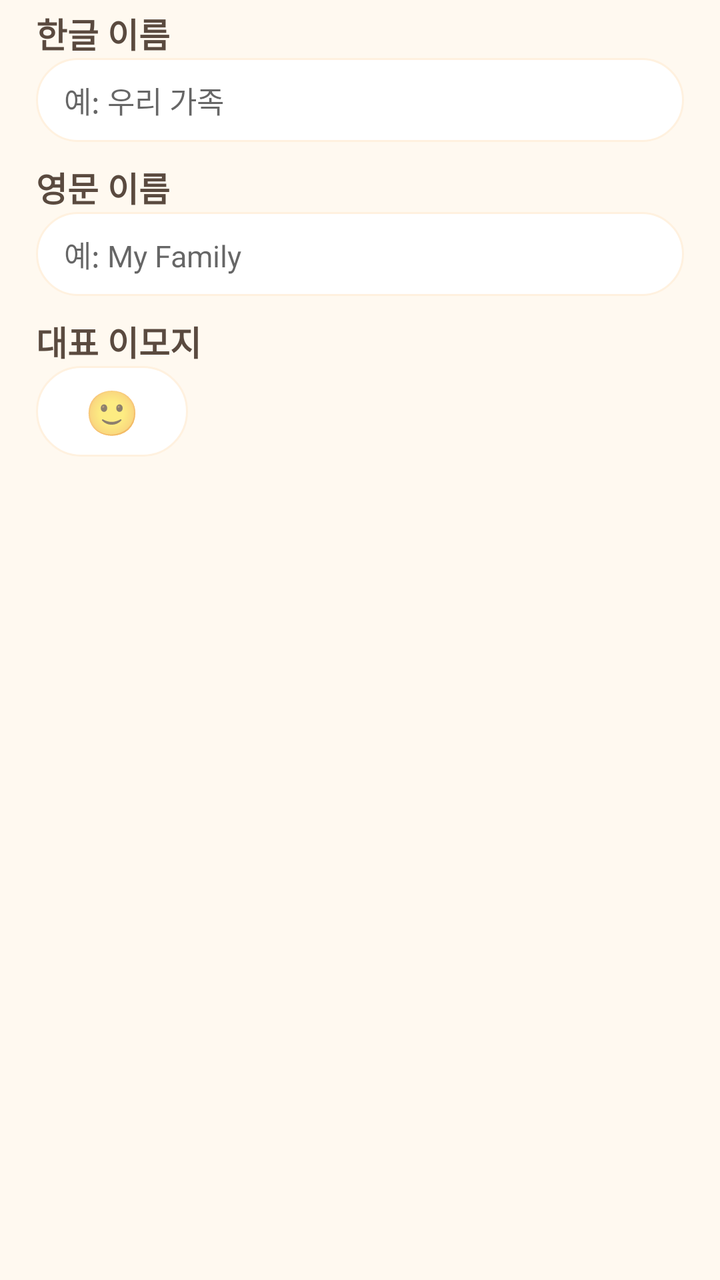
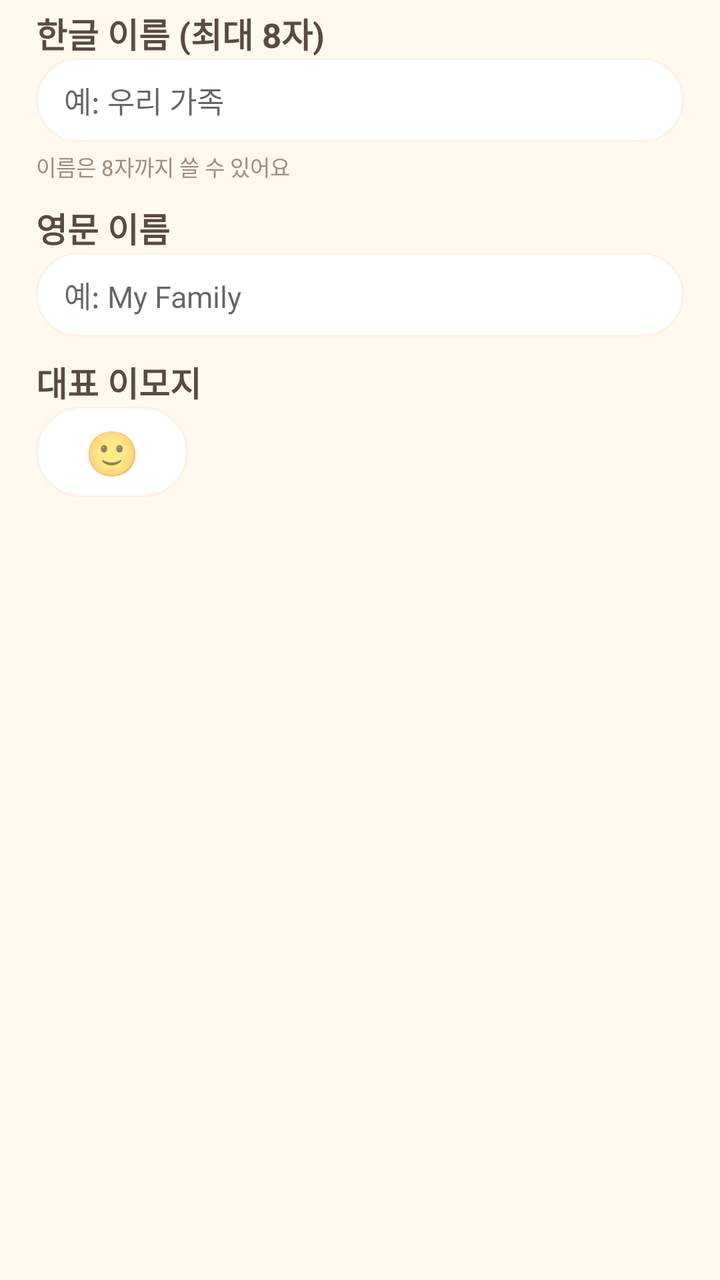

Compare the two renders of this Android layout. The source of the first and the diff that turns it into the second are given below.
<!-- AndroidManifest.xml: application theme Theme.VoiceWordGame -->
<!-- res/layout/dialog_category_edit.xml -->
<?xml version="1.0" encoding="utf-8"?>
<ScrollView xmlns:android="http://schemas.android.com/apk/res/android"
    android:layout_width="match_parent"
    android:layout_height="wrap_content"
    android:scrollbars="none">

    <LinearLayout
        android:layout_width="match_parent"
        android:layout_height="wrap_content"
        android:orientation="vertical"
        android:paddingStart="18dp"
        android:paddingTop="4dp"
        android:paddingEnd="18dp"
        android:paddingBottom="4dp">

        <TextView
            style="@style/TextSection"
            android:layout_width="wrap_content"
            android:layout_height="wrap_content"
            android:text="@string/category_ko" />

        <EditText
            android:id="@+id/categoryKo"
            android:layout_width="match_parent"
            android:layout_height="wrap_content"
            android:background="@drawable/bg_pill"
            android:hint="@string/category_ko_hint"
            android:importantForAutofill="no"
            android:inputType="text"
            android:paddingStart="14dp"
            android:paddingTop="10dp"
            android:paddingEnd="14dp"
            android:paddingBottom="10dp"
            android:singleLine="true"
            android:textColor="@color/ink"
            android:textSize="15sp" />

        <TextView
            style="@style/TextSection"
            android:layout_width="wrap_content"
            android:layout_height="wrap_content"
            android:layout_marginTop="10dp"
            android:text="@string/category_en" />

        <EditText
            android:id="@+id/categoryEn"
            android:layout_width="match_parent"
            android:layout_height="wrap_content"
            android:background="@drawable/bg_pill"
            android:hint="@string/category_en_hint"
            android:importantForAutofill="no"
            android:inputType="text"
            android:paddingStart="14dp"
            android:paddingTop="10dp"
            android:paddingEnd="14dp"
            android:paddingBottom="10dp"
            android:singleLine="true"
            android:textColor="@color/ink"
            android:textSize="15sp" />

        <TextView
            style="@style/TextSection"
            android:layout_width="wrap_content"
            android:layout_height="wrap_content"
            android:layout_marginTop="10dp"
            android:text="@string/category_emoji" />

        <LinearLayout
            android:layout_width="match_parent"
            android:layout_height="wrap_content"
            android:gravity="center_vertical"
            android:orientation="horizontal">

            <EditText
                android:id="@+id/categoryEmoji"
                android:layout_width="76dp"
                android:layout_height="wrap_content"
                android:background="@drawable/bg_pill"
                android:gravity="center"
                android:hint="@string/category_emoji_hint"
                android:importantForAutofill="no"
                android:inputType="text"
                android:maxLength="8"
                android:paddingTop="8dp"
                android:paddingBottom="8dp"
                android:singleLine="true"
                android:textColor="@color/ink"
                android:textSize="22sp" />

            <LinearLayout
                android:id="@+id/categoryEmojiRow"
                android:layout_width="0dp"
                android:layout_height="wrap_content"
                android:layout_marginStart="8dp"
                android:layout_weight="1"
                android:orientation="horizontal" />
        </LinearLayout>

        <TextView
            android:id="@+id/categoryError"
            style="@style/TextBody"
            android:layout_width="match_parent"
            android:layout_height="wrap_content"
            android:layout_marginTop="8dp"
            android:text="@string/category_need_name"
            android:textColor="@color/bad"
            android:textSize="13sp"
            android:textStyle="bold"
            android:visibility="gone" />
    </LinearLayout>
</ScrollView>
<!-- resources referenced by this layout -->
<resources>
  <color name="bad">#DD6A5F</color>
  <color name="ink">#5A4A3F</color>
  <!-- drawable bg_pill (drawable) -->
  <?xml version="1.0" encoding="utf-8"?>
  <shape xmlns:android="http://schemas.android.com/apk/res/android" android:shape="rectangle">
      <solid android:color="@color/card" />
      <corners android:radius="999dp" />
      <stroke android:width="1dp" android:color="@color/cream_deep" />
  </shape>
  <string name="category_emoji">대표 이모지</string>
  <string name="category_emoji_hint">🙂</string>
  <string name="category_en">영문 이름</string>
  <string name="category_en_hint">예: My Family</string>
  <string name="category_ko">한글 이름</string>
  <string name="category_ko_hint">예: 우리 가족</string>
  <string name="category_need_name">한글 이름을 적어 주세요</string>
  <style name="TextBody">
          <item name="android:textColor">@color/ink_soft</item>
          <item name="android:textSize">13sp</item>
      </style>
  <style name="TextSection">
          <item name="android:textColor">@color/ink</item>
          <item name="android:textSize">17sp</item>
          <item name="android:textStyle">bold</item>
      </style>
  <style name="Theme.VoiceWordGame" parent="Theme.MaterialComponents.Light.NoActionBar">
          <item name="colorPrimary">@color/coral_deep</item>
          <item name="colorPrimaryDark">@color/cream_deep</item>
          <item name="colorAccent">@color/coral_deep</item>
          <item name="android:windowBackground">@color/cream</item>
          
          <item name="android:statusBarColor">@android:color/transparent</item>
          <item name="android:navigationBarColor">@android:color/transparent</item>
          <item name="android:windowLightStatusBar">true</item>
          <item name="android:windowLightNavigationBar">true</item>
          <item name="materialAlertDialogTheme">@style/ThemeOverlay.Cute.Dialog</item>
          <item name="android:textColorPrimary">@color/ink</item>
      </style>
  <color name="card">#FFFFFF</color>
  <color name="cream_deep">#FFF1DF</color>
  <color name="ink_soft">#A08D7C</color>
  <color name="coral_deep">#EE8B76</color>
  <color name="cream">#FFF9F0</color>
  <style name="ThemeOverlay.Cute.Dialog" parent="ThemeOverlay.MaterialComponents.MaterialAlertDialog">
          <item name="colorPrimary">@color/coral_deep</item>
          <item name="colorSecondary">@color/mint_deep</item>
          <item name="android:background">@color/cream</item>
      </style>
  <color name="mint_deep">#4FBE93</color>
</resources>

<!-- the commit's change to res/layout/dialog_category_edit.xml (unified diff, before → after) -->
@@ -27,6 +27,7 @@
             android:hint="@string/category_ko_hint"
             android:importantForAutofill="no"
             android:inputType="text"
+            android:maxLength="8"
             android:paddingStart="14dp"
             android:paddingTop="10dp"
             android:paddingEnd="14dp"
@@ -34,6 +35,16 @@
             android:singleLine="true"
             android:textColor="@color/ink"
             android:textSize="15sp" />
+
+        
+        <TextView
+            android:id="@+id/categoryKoLimit"
+            style="@style/TextBody"
+            android:layout_width="match_parent"
+            android:layout_height="wrap_content"
+            android:layout_marginTop="4dp"
+            android:text="@string/category_name_limit"
+            android:textSize="11sp" />
 
         <TextView
             style="@style/TextSection"
<!-- resource entries referenced after the edit -->
@@ -13,8 +13,9 @@
   <string name="category_emoji_hint">🙂</string>
   <string name="category_en">영문 이름</string>
   <string name="category_en_hint">예: My Family</string>
-  <string name="category_ko">한글 이름</string>
+  <string name="category_ko">한글 이름 (최대 8자)</string>
   <string name="category_ko_hint">예: 우리 가족</string>
+  <string name="category_name_limit">이름은 8자까지 쓸 수 있어요</string>
   <string name="category_need_name">한글 이름을 적어 주세요</string>
   <style name="TextBody">
           <item name="android:textColor">@color/ink_soft</item>
